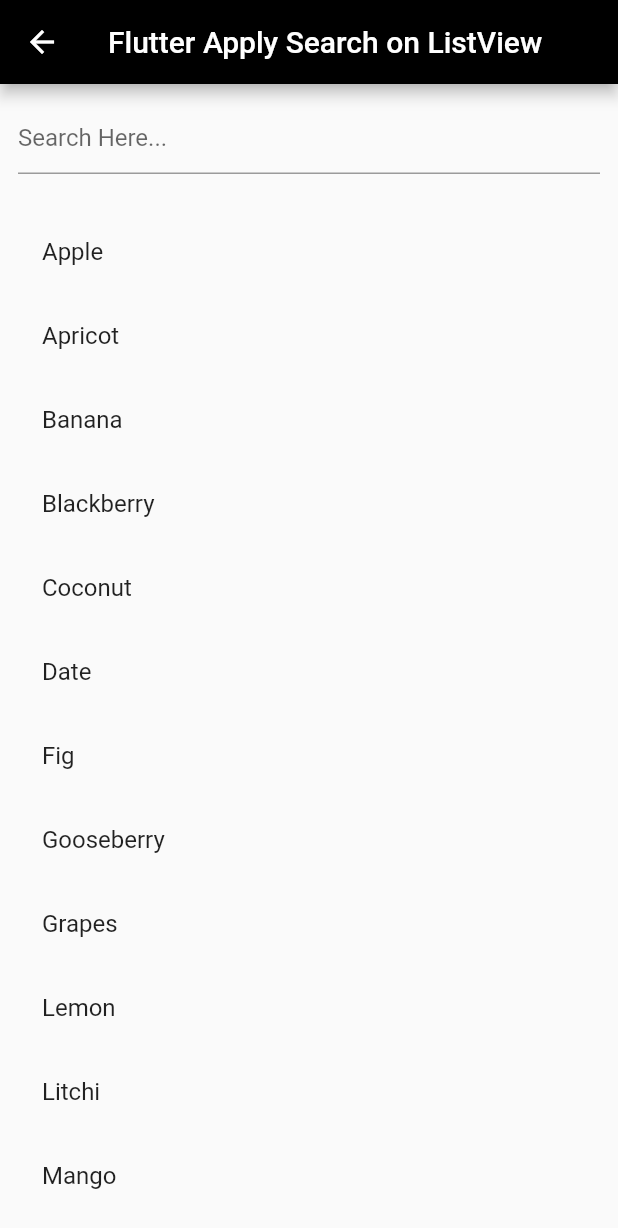
After one commit to YaqoobBugti/Tastee1, a Flutter app: the Texts screen opened directly, on a phone screen of 412 x 824 dp. The commit adds this screen. Shown: the top 1228 px of the screen. Run offline on Flutter 3.47's test engine with Material 2 defaults, Android fonts, the phone set to English and light mode, and no system bars; our stand-ins replace carousel_pro, cloud_firestore, firebase_auth, firebase_storage, image_picker; accounts and stored records are empty; network calls fail.

Commit message:
all is done

```diff
--- a/lib/Screen/login.dart
+++ b/lib/Screen/login.dart
@@ -81,7 +81,7 @@ class _LoginState extends State<Login> {
                         style: TextStyle(
                             fontSize: 40,
                             fontWeight: FontWeight.bold,
-                            color: Color(0xfffe257e)),
+                            color:Theme.of(context).primaryColor,),
                       ),
                       SizedBox(
                         height: 5,
@@ -89,7 +89,7 @@ class _LoginState extends State<Login> {
                       Text(
                         "Welcome back!",
                         style:
-                            TextStyle(fontSize: 20, color: Color(0xfffe257e)),
+                            TextStyle(fontSize: 20, color: Theme.of(context).primaryColor,),
                       )
                     ],
                   ),
@@ -170,7 +170,7 @@ class _LoginState extends State<Login> {
                             },
                             child: Text(
                               "Signup",
-                              style: TextStyle(color: Color(0xfffe257e)),
+                              style: TextStyle(color: Theme.of(context).primaryColor,),
                             ),
                           ),
                         ],
--- a/lib/Screen/signup.dart
+++ b/lib/Screen/signup.dart
@@ -265,7 +265,7 @@ class _SignUpState extends State<SignUp> {
                                   style: TextStyle(
                                       fontSize: 40,
                                       fontWeight: FontWeight.bold,
-                                      color: Color(0xfffe257e)),
+                                      color: Theme.of(context).primaryColor,),
                                 ),
                                 SizedBox(
                                   height: 5,
@@ -273,7 +273,7 @@ class _SignUpState extends State<SignUp> {
                                 Text(
                                   "create an account",
                                   style: TextStyle(
-                                      fontSize: 20, color: Color(0xfffe257e)),
+                                      fontSize: 20, color: Theme.of(context).primaryColor,),
                                 )
                               ],
                             ),
@@ -286,7 +286,7 @@ class _SignUpState extends State<SignUp> {
                           child: Container(
                             child: CircleAvatar(
                               maxRadius: 64,
-                              backgroundColor: Colors.red,
+                              backgroundColor: Theme.of(context).primaryColor,
                               child: CircleAvatar(
                                 maxRadius: 60,
                                 backgroundImage: _image == null
--- a/lib/Widgets/circlecontainer.dart
+++ b/lib/Widgets/circlecontainer.dart
@@ -73,7 +73,7 @@ class CircleContainer extends StatelessWidget {
                         "\$ ${price.toString()}",
                         style: TextStyle(
                           fontWeight: FontWeight.bold,
-                          color: Color(0xff04d4ee),
+                          color: Theme.of(context).primaryColor,
                         ),
                       ),
                     ],
--- a/lib/main.dart
+++ b/lib/main.dart
@@ -4,6 +4,8 @@ import 'package:foodtastee/Screen/homescreen.dart';
 import 'package:foodtastee/Screen/login.dart';
 import 'package:firebase_auth/firebase_auth.dart';
 import 'package:provider/provider.dart';
+import './try/Text.dart';
+
 
 void main() => runApp(MyApp());
 
@@ -21,10 +23,10 @@ class MyApp extends StatelessWidget {
       create: (context)=>FoodProvider(),
       child: MaterialApp(
         theme: ThemeData(
-          primaryColor: Color(0xffff3ea5),
+          accentColor: Color(0xff758085),
+          primaryColor: Colors.black,
         ),
         debugShowCheckedModeBanner: false,
-
         home: StreamBuilder(
             stream: FirebaseAuth.instance.onAuthStateChanged,
             builder: (ctx, userSnapshot) {
--- /dev/null
+++ b/lib/try/Text.dart
@@ -0,0 +1,86 @@
+import 'package:flutter/material.dart';
+
+class Texts extends StatelessWidget {
+  @override
+  Widget build(BuildContext context) {
+    return Scaffold(
+        appBar: AppBar(
+        title: Text('Flutter Apply Search on ListView')
+          ),
+        body: Center(
+          child: ListSearch()
+      )
+    );
+  }
+}
+
+class ListSearch extends StatefulWidget {
+  ListSearchState createState() => ListSearchState();
+}
+
+class ListSearchState extends State<ListSearch> {
+
+  TextEditingController _textController = TextEditingController();
+
+  static List<String> mainDataList = [
+   "Apple",
+   "Apricot",
+   "Banana",
+   "Blackberry",
+   "Coconut",
+   "Date",
+   "Fig",
+   "Gooseberry",
+   "Grapes",
+   "Lemon",
+   "Litchi",
+   "Mango",
+   "Orange",
+   "Papaya",
+   "Peach",
+   "Pineapple",
+   "Pomegranate",
+   "Starfruit"
+  ];
+
+  // Copy Main List into New List.
+  List<String> newDataList = List.from(mainDataList);
+
+  onItemChanged(String value) {
+    setState(() {
+      newDataList = mainDataList
+          .where((string) => string.toLowerCase().contains(value.toLowerCase()))
+          .toList();
+    });
+  }
+
+  @override
+  Widget build(BuildContext context) {
+    return Scaffold(
+      body: Column(
+        children: <Widget>[
+          Padding(
+            padding: const EdgeInsets.all(12.0),
+            child: TextField(
+              controller: _textController,
+              decoration: InputDecoration(
+                hintText: 'Search Here...',
+              ),
+              onChanged: onItemChanged,
+            ),
+          ),
+          Expanded(
+            child: ListView(
+              padding: EdgeInsets.all(12.0),
+              children: newDataList.map((data) {
+                return ListTile(
+                  title: Text(data),
+                  onTap: ()=> print(data),);
+              }).toList(),
+            ),
+          )
+        ],
+      ),
+    );
+  }
+}
--- a/pubspec.yaml
+++ b/pubspec.yaml
@@ -34,6 +34,7 @@ dependencies:
   firebase_auth: ^0.16.1
   firebase_storage: ^3.1.6
   provider: ^4.1.3+1
+  flappy_search_bar: ^1.7.2
 
 
 dev_dependencies:
```
Also changed, not shown: lib/Provider/foodProvider.dart (+11 -4 lines), lib/Screen/cartscreen.dart (+36 -6 lines), lib/Screen/homescreen.dart (+11 -4 lines), lib/searchbar/data_page.dart (added, +16 -0 lines), lib/searchbar/detile.dart (added, +75 -0 lines), lib/searchbar/search.dart (added, +83 -0 lines), pubspec.lock.
